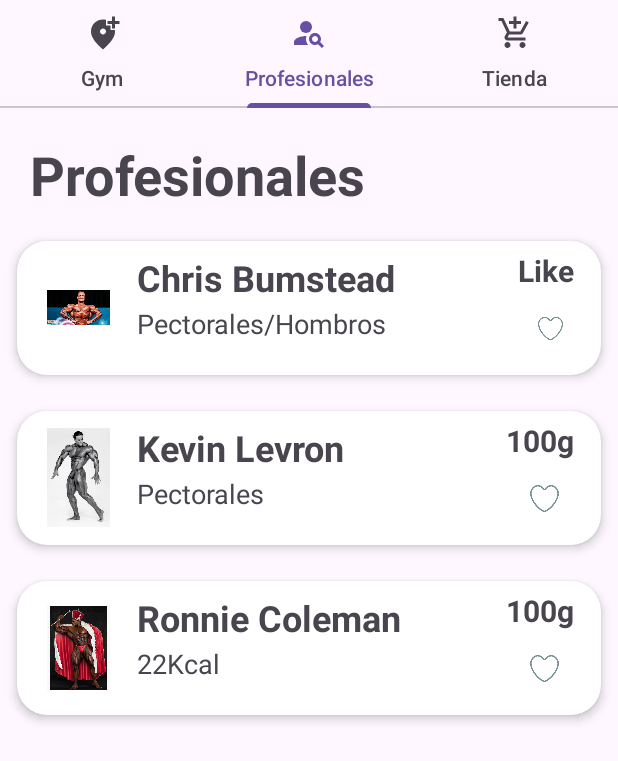
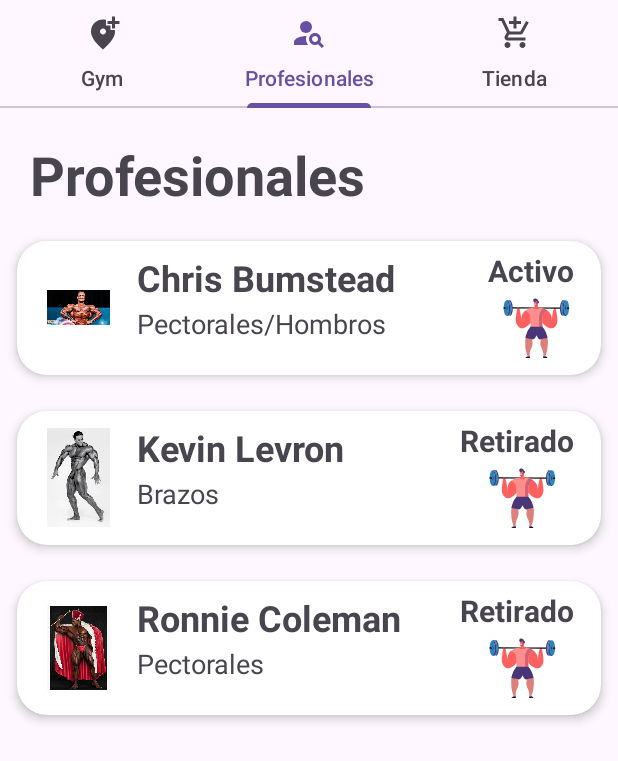
Before and after one commit to Gunz9v/Proyecto_MobileNutri, an Android app: the screen it shows after launch (MainActivity), tab 2 chosen, on a phone screen of 412 x 824 dp. Shown: the top 761 px of the screen. Run offline under Robolectric (Android 15) with nearby library versions, the phone set to English and light mode, and no system bars.

Commit message:
Proyecto-ParaSegundoAvance

```diff
--- a/app/src/main/java/com/gustavo/proyecto_nutricion/Controlador/Carnes.java
+++ b/app/src/main/java/com/gustavo/proyecto_nutricion/Controlador/Carnes.java
@@ -1,5 +1,6 @@
 package com.gustavo.proyecto_nutricion.Controlador;
 
+import android.content.Intent;
 import android.os.Bundle;
 
 import androidx.fragment.app.Fragment;
@@ -12,6 +13,8 @@ import android.view.ViewGroup;
 
 import com.gustavo.proyecto_nutricion.R;
 import com.gustavo.proyecto_nutricion.RecyclerViewInterface;
+import com.gustavo.proyecto_nutricion.detalles_gyms;
+import com.gustavo.proyecto_nutricion.detalles_tienda;
 
 import java.util.ArrayList;
 import java.util.List;
@@ -62,9 +65,9 @@ public class Carnes extends Fragment implements RecyclerViewInterface {
     public void init(View view){
 
         elements = new ArrayList<>();
-        elements.add(new ListElement("#775447", "Banana","Calorias", "Activo", "Banana"));
-        elements.add(new ListElement("#775447", "Apple","Calorias", "Cancelado", "Apple"));
-        elements.add(new ListElement("#775447", "Pear","Calorias", "Activo", "Pear"));
+        elements.add(new ListElement("#775447", "Shaker Kevin Levron","35 soles", "Stock", "Shaker Kevin Levron"));
+        elements.add(new ListElement("#775447", "Maletin Kevin Levron","150 soles", "Stock", "Maletin Kevin Levron"));
+        elements.add(new ListElement("#775447", "Crea Kevin Levron","180 soles", "Agotado", "Creatina Kevin Levron"));
 
         ListAdapter listAdapter= new ListAdapter(elements, this, requireContext());
         recyclerView.setAdapter(listAdapter);
@@ -74,7 +77,7 @@ public class Carnes extends Fragment implements RecyclerViewInterface {
     //Se crea el metodo al usar IMPLEMENTS RecyclerViewInterface
     @Override
     public void onItemClick(int position) {
-
-
+        Intent intent = new Intent(requireActivity(), detalles_tienda.class);
+        startActivity(intent);
     }
 }
--- a/app/src/main/java/com/gustavo/proyecto_nutricion/Controlador/Frutas.java
+++ b/app/src/main/java/com/gustavo/proyecto_nutricion/Controlador/Frutas.java
@@ -86,7 +86,6 @@ public class Frutas extends Fragment implements RecyclerViewInterface {
     public void onItemClick(int position) {
         //
         Intent intent = new Intent(requireActivity(), detalles_gyms.class);
-
         startActivity(intent);
     }
 }
--- a/app/src/main/java/com/gustavo/proyecto_nutricion/Controlador/Verduras.java
+++ b/app/src/main/java/com/gustavo/proyecto_nutricion/Controlador/Verduras.java
@@ -77,7 +77,7 @@ public class Verduras extends Fragment implements RecyclerViewInterface {
     public void init(View view){
 
         elements = new ArrayList<>();
-        elements.add(new ListElement("#775447","Chris Bumstead", "Pectorales/Hombros","Like", "Chris Bumstead"));
+        elements.add(new ListElement("#775447","Chris Bumstead", "Pectorales/Hombros","Activo", "Chris Bumstead"));
 
         productDetails = new ArrayList<>();
         productDetails.add(new ProductDetail("Chris Bumstead", "Día 1:Espalda\nPeso muerto: 4 x 10/8/8/Fallo\n" +
@@ -88,11 +88,31 @@ public class Verduras extends Fragment implements RecyclerViewInterface {
                 "Remo en máquina: 3 x 20\n" +
                 "Hiperextensiones: 2 x Fallo", "", "", "", "https://www.youtube.com/embed/shPkGKhwvCg?si=4ZKeqlG_RTPPFi1X"));
 
-        elements.add(new ListElement("#775447", "Kevin Levron","Pectorales", "100g", "Kevin Levron"));
-        productDetails.add(new ProductDetail("Kevin Levron", "detail1", "detail2", "detail3", "detail4","https://www.youtube.com/embed/6zqVLu_Sf2I?si=LSBq1Lnw0Zo-rajw"));
+        elements.add(new ListElement("#775447", "Kevin Levron","Brazos", "Retirado", "Kevin Levron"));
+        productDetails.add(new ProductDetail("Kevin Levron", "Rutina de brazo de Kevin Levrone\n" +
+                "Ejercicio / Series / Repeticiones\n" +
+                "\n" +
+                "Curl con barra, de pie / 4 / 12\n" +
+                "Curl con mancuerna, sentado / 4 / 12\n" +
+                "Curl con mancuerna, inclinado / 4 / 12\n" +
+                "Curl en Banco Scout / 4 / 12\n" +
+                "Curl de concentración en polea / 4 / 10\n" +
+                "Extensión de tríceps a un brazo / 4 / 8\n" +
+                "Press francés en polea / 4 / 15\n" +
+                "Jalones en polea / 4 / 15\n" +
+                "Jalones con agarre invertido / 6 / 12", "", "", "","https://www.youtube.com/embed/6zqVLu_Sf2I?si=LSBq1Lnw0Zo-rajw"));
 
-        elements.add(new ListElement("#775447", "Ronnie Coleman","22Kcal", "100g", "Ronnie Coleman"));
-        productDetails.add(new ProductDetail("Ronnie Coleman", "detail1", "detail2", "detail3", "detail4","https://www.youtube.com/embed/XB4RuLMsmsU?si=lS2Xhv0-kRUTXyYt"));
+        elements.add(new ListElement("#775447", "Ronnie Coleman","Pectorales", "Retirado", "Ronnie Coleman"));
+        productDetails.add(new ProductDetail("Ronnie Coleman", "Día 1:PECHO\n" +
+                "Press de banca, 5 series- 12 repeticiones\n" +
+                "Press de banca inclinado con barra 3 series - 12 repeticiones\n" +
+                "Press de banca plano con mancuernas 3 series - 12 repeticiones\n" +
+                "Aperturas banco plano, 4 series - 12 repeticiones\n" +
+                "TRICEPS\n" +
+                "\n" +
+                "Extensiones sentado con barra Z 3 series - 12 repeticiones\n" +
+                "Extensiones sentado con mancuernas 4 series - 12 repeticiones\n" +
+                "Press de banca agarre cerrado 4 series - 12 repeticiones", "", "", "","https://www.youtube.com/embed/XB4RuLMsmsU?si=lS2Xhv0-kRUTXyYt"));
 
         //Se crea una instancia de ListAdapter y se pasa la lista de elements y la implementación de RecyclerViewInterface (que incluye el método onItemClick) como argumentos. Finalmente, se establece el adaptador en el RecyclerView.
         ListAdapter listAdapter= new ListAdapter(elements,this, requireContext());
--- a/app/src/main/res/layout/activity_carga_app.xml
+++ b/app/src/main/res/layout/activity_carga_app.xml
@@ -34,7 +34,7 @@
 
     <TextView
         android:id="@+id/txtPara"
-        android:layout_width="23dp"
+        android:layout_width="30dp"
         android:layout_height="16dp"
         android:text="Para"
         app:layout_constraintBottom_toTopOf="@+id/txtGymrats"
--- a/app/src/main/res/layout/activity_detalles.xml
+++ b/app/src/main/res/layout/activity_detalles.xml
@@ -68,4 +68,5 @@
         android:layout_width="match_parent"
         android:layout_height="250sp"
         android:id="@+id/webViewYt"/>
+
 </LinearLayout>
--- a/app/src/main/res/layout/list_element.xml
+++ b/app/src/main/res/layout/list_element.xml
@@ -71,7 +71,10 @@
                     android:id="@+id/likeIV"
                     android:layout_width="match_parent"
                     android:layout_height="50dp"
-                    app:srcCompat="@drawable/twitter_like"/>
+                    app:lottie_rawRes="@raw/animatio_gym"
+                    app:lottie_autoPlay="true"
+                    app:lottie_loop="true"
+                    />
 
             </LinearLayout>
 
--- a/app/src/main/res/values/arrays.xml
+++ b/app/src/main/res/values/arrays.xml
@@ -7,6 +7,9 @@
         <item>Chris Bumstead</item>
         <item>Kevin Levron</item>
         <item>Ronnie Coleman</item>
+        <item>Shaker Kevin Levron</item>
+        <item>Maletin Kevin Levron</item>
+        <item>Creatina Kevin Levron</item>
         <!-- Agrega más nombres de elementos y referencias a imágenes según sea necesario -->
     </string-array>
     <array name="default_images">
@@ -16,5 +19,8 @@
         <item>@drawable/chris_b</item>
         <item>@drawable/kevinlevron</item>
         <item>@drawable/ronniecoleman</item>
+        <item>@drawable/shaker_kl</item>
+        <item>@drawable/maletin_kl</item>
+        <item>@drawable/creatinakl</item>
     </array>
 </resources>
```
Also changed, not shown: app/src/main/AndroidManifest.xml (+10 -4 lines), app/src/main/java/com/gustavo/proyecto_nutricion/BackgroundSoundService.java (added, +34 -0 lines), app/src/main/java/com/gustavo/proyecto_nutricion/Detalles.java (+9 -4 lines), app/src/main/java/com/gustavo/proyecto_nutricion/detalles_tienda.java (added, +83 -0 lines), app/src/main/res/layout/activity_detalles_gyms.xml (+82 -28 lines), app/src/main/res/layout/activity_detalles_tienda.xml (added, +62 -0 lines), app/src/main/res/drawable/creatinakl.jpg (added), app/src/main/res/drawable/maletin_kl.jpg (added), app/src/main/res/drawable/maquina_1.jpeg (added), app/src/main/res/drawable/maquina_2.jpeg (added), app/src/main/res/drawable/maquina_3.jpeg (added), app/src/main/res/drawable/shaker_kl.jpg (added), 1 other file.
